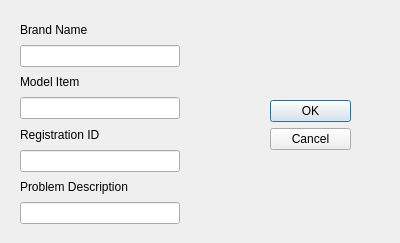
Old version of the form lab1/add_ticket_dialog.ui in the repository m-Jakub/Car-Workshop-with-Qt.
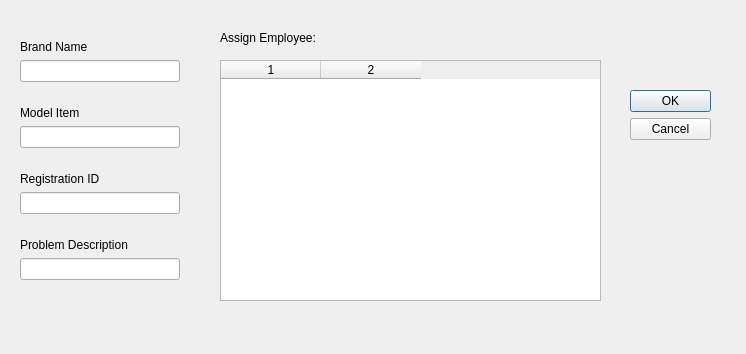
New version of the form.

```diff
--- a/lab1/add_ticket_dialog.ui
+++ b/lab1/add_ticket_dialog.ui
@@ -6,8 +6,8 @@
    <rect>
     <x>0</x>
     <y>0</y>
-    <width>400</width>
-    <height>243</height>
+    <width>746</width>
+    <height>354</height>
    </rect>
   </property>
   <property name="windowTitle">
@@ -16,8 +16,8 @@
   <widget class="QDialogButtonBox" name="buttonBox">
    <property name="geometry">
     <rect>
-     <x>270</x>
-     <y>100</y>
+     <x>630</x>
+     <y>90</y>
      <width>81</width>
      <height>121</height>
     </rect>
@@ -33,9 +33,9 @@
    <property name="geometry">
     <rect>
      <x>20</x>
-     <y>20</y>
+     <y>40</y>
      <width>160</width>
-     <height>204</height>
+     <height>240</height>
     </rect>
    </property>
    <layout class="QVBoxLayout" name="verticalLayout_2">
@@ -49,6 +49,32 @@
     <item>
      <widget class="QLineEdit" name="brandLineEdit"/>
     </item>
+    <item>
+     <spacer name="verticalSpacer_2">
+      <property name="orientation">
+       <enum>Qt::Vertical</enum>
+      </property>
+      <property name="sizeHint" stdset="0">
+       <size>
+        <width>20</width>
+        <height>58</height>
+       </size>
+      </property>
+     </spacer>
+    </item>
+    <item>
+     <spacer name="verticalSpacer_7">
+      <property name="orientation">
+       <enum>Qt::Vertical</enum>
+      </property>
+      <property name="sizeHint" stdset="0">
+       <size>
+        <width>20</width>
+        <height>58</height>
+       </size>
+      </property>
+     </spacer>
+    </item>
     <item>
      <widget class="QLabel" name="Label">
       <property name="text">
@@ -59,6 +85,32 @@
     <item>
      <widget class="QLineEdit" name="modelLineEdit"/>
     </item>
+    <item>
+     <spacer name="verticalSpacer_3">
+      <property name="orientation">
+       <enum>Qt::Vertical</enum>
+      </property>
+      <property name="sizeHint" stdset="0">
+       <size>
+        <width>20</width>
+        <height>58</height>
+       </size>
+      </property>
+     </spacer>
+    </item>
+    <item>
+     <spacer name="verticalSpacer_6">
+      <property name="orientation">
+       <enum>Qt::Vertical</enum>
+      </property>
+      <property name="sizeHint" stdset="0">
+       <size>
+        <width>20</width>
+        <height>58</height>
+       </size>
+      </property>
+     </spacer>
+    </item>
     <item>
      <widget class="QLabel" name="Label_2">
       <property name="text">
@@ -69,6 +121,32 @@
     <item>
      <widget class="QLineEdit" name="registrationLineEdit"/>
     </item>
+    <item>
+     <spacer name="verticalSpacer_4">
+      <property name="orientation">
+       <enum>Qt::Vertical</enum>
+      </property>
+      <property name="sizeHint" stdset="0">
+       <size>
+        <width>20</width>
+        <height>58</height>
+       </size>
+      </property>
+     </spacer>
+    </item>
+    <item>
+     <spacer name="verticalSpacer_5">
+      <property name="orientation">
+       <enum>Qt::Vertical</enum>
+      </property>
+      <property name="sizeHint" stdset="0">
+       <size>
+        <width>20</width>
+        <height>58</height>
+       </size>
+      </property>
+     </spacer>
+    </item>
     <item>
      <widget class="QLabel" name="Label_3">
       <property name="text">
@@ -81,6 +159,34 @@
     </item>
    </layout>
   </widget>
+  <widget class="QLabel" name="Label_5">
+   <property name="geometry">
+    <rect>
+     <x>220</x>
+     <y>30</y>
+     <width>158</width>
+     <height>16</height>
+    </rect>
+   </property>
+   <property name="text">
+    <string>Assign Employee:</string>
+   </property>
+  </widget>
+  <widget class="QTableWidget" name="tableWidget">
+   <property name="geometry">
+    <rect>
+     <x>220</x>
+     <y>60</y>
+     <width>381</width>
+     <height>241</height>
+    </rect>
+   </property>
+   <property name="columnCount">
+    <number>2</number>
+   </property>
+   <column/>
+   <column/>
+  </widget>
  </widget>
  <resources/>
  <connections>
```
